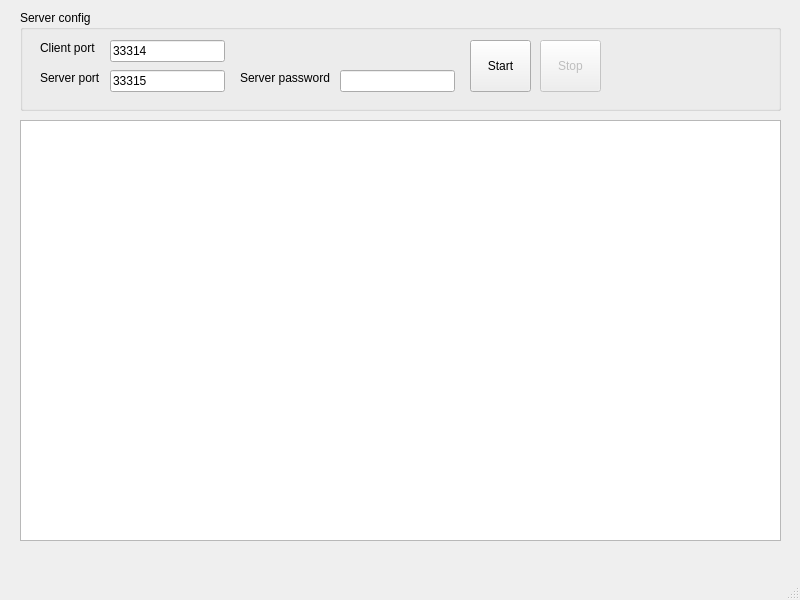
Above: mainwindow.ui from aalesv/FastECU-broker before the change. Below: the same form after it.
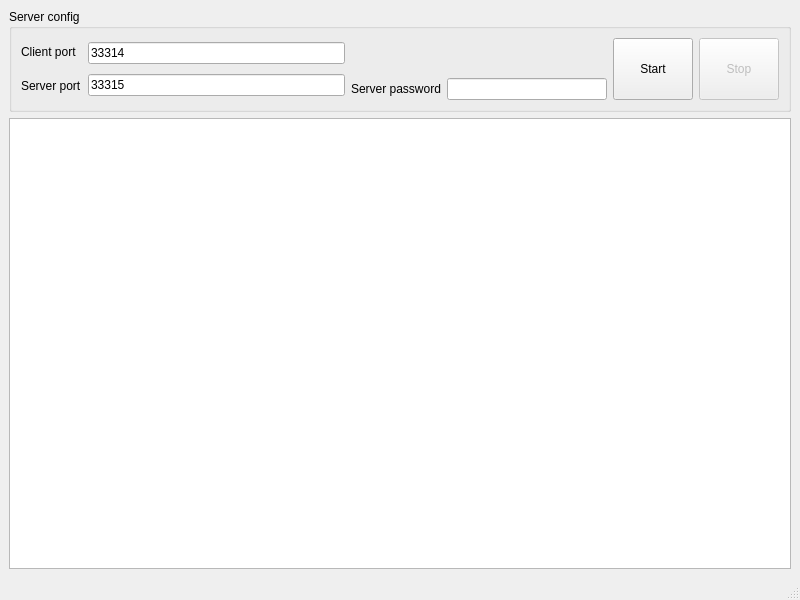
That is the form after the change.

Commit message: Minor UI tweaks and cert+key file not found error

```diff
--- a/mainwindow.ui
+++ b/mainwindow.ui
@@ -29,17 +29,11 @@
    <locale language="English" country="UnitedStates"/>
   </property>
   <widget class="QWidget" name="centralwidget">
+   <layout class="QVBoxLayout" name="verticalLayout_5">
+    <item>
    <widget class="QGroupBox" name="groupBox_server_config">
-    <property name="geometry">
-     <rect>
-      <x>20</x>
-      <y>10</y>
-      <width>761</width>
-      <height>101</height>
-     </rect>
-    </property>
     <property name="sizePolicy">
-     <sizepolicy hsizetype="Preferred" vsizetype="Preferred">
+       <sizepolicy hsizetype="Preferred" vsizetype="Minimum">
       <horstretch>0</horstretch>
       <verstretch>0</verstretch>
      </sizepolicy>
@@ -50,15 +44,11 @@
     <property name="title">
      <string>Server config</string>
     </property>
+      <layout class="QHBoxLayout" name="horizontalLayout_2">
+       <item>
+        <layout class="QVBoxLayout" name="verticalLayout">
+         <item>
     <widget class="QLabel" name="label_client_port">
-     <property name="geometry">
-      <rect>
-       <x>20</x>
-       <y>30</y>
-       <width>70</width>
-       <height>16</height>
-      </rect>
-     </property>
      <property name="autoFillBackground">
       <bool>false</bool>
      </property>
@@ -66,15 +56,9 @@
       <string>Client port</string>
      </property>
     </widget>
+         </item>
+         <item>
     <widget class="QLabel" name="label_server_port">
-     <property name="geometry">
-      <rect>
-       <x>20</x>
-       <y>60</y>
-       <width>70</width>
-       <height>16</height>
-      </rect>
-     </property>
      <property name="autoFillBackground">
       <bool>false</bool>
      </property>
@@ -82,76 +66,52 @@
       <string>Server port</string>
      </property>
     </widget>
+         </item>
+        </layout>
+       </item>
+       <item>
+        <layout class="QVBoxLayout" name="verticalLayout_2">
+         <item>
     <widget class="QLineEdit" name="lineEdit_client_port">
      <property name="enabled">
       <bool>true</bool>
      </property>
-     <property name="geometry">
-      <rect>
-       <x>90</x>
-       <y>30</y>
-       <width>115</width>
-       <height>22</height>
-      </rect>
-     </property>
      <property name="text">
       <string>33314</string>
      </property>
     </widget>
+         </item>
+         <item>
     <widget class="QLineEdit" name="lineEdit_server_port">
      <property name="enabled">
       <bool>true</bool>
      </property>
-     <property name="geometry">
-      <rect>
-       <x>90</x>
-       <y>60</y>
-       <width>115</width>
-       <height>22</height>
-      </rect>
-     </property>
      <property name="text">
       <string>33315</string>
      </property>
     </widget>
-    <widget class="QPushButton" name="pushButton_start">
-     <property name="geometry">
-      <rect>
-       <x>450</x>
-       <y>30</y>
-       <width>61</width>
-       <height>52</height>
-      </rect>
-     </property>
-     <property name="text">
-      <string>Start</string>
-     </property>
-    </widget>
-    <widget class="QPushButton" name="pushButton_stop">
-     <property name="enabled">
-      <bool>false</bool>
-     </property>
-     <property name="geometry">
-      <rect>
-       <x>520</x>
-       <y>30</y>
-       <width>61</width>
-       <height>52</height>
-      </rect>
-     </property>
-     <property name="text">
-      <string>Stop</string>
-     </property>
-    </widget>
+         </item>
+        </layout>
+       </item>
+       <item>
+        <layout class="QVBoxLayout" name="verticalLayout_4">
+         <item>
+          <spacer name="verticalSpacer">
+           <property name="orientation">
+            <enum>Qt::Vertical</enum>
+           </property>
+           <property name="sizeHint" stdset="0">
+            <size>
+             <width>20</width>
+             <height>40</height>
+            </size>
+           </property>
+          </spacer>
+         </item>
+         <item>
+          <layout class="QHBoxLayout" name="horizontalLayout_4">
+           <item>
     <widget class="QLabel" name="label_server_password">
-     <property name="geometry">
-      <rect>
-       <x>220</x>
-       <y>60</y>
-       <width>91</width>
-       <height>16</height>
-      </rect>
-     </property>
      <property name="autoFillBackground">
       <bool>false</bool>
      </property>
@@ -159,36 +119,67 @@
       <string>Server password</string>
      </property>
     </widget>
+           </item>
+           <item>
     <widget class="QLineEdit" name="lineEdit_server_password">
      <property name="enabled">
       <bool>true</bool>
      </property>
-     <property name="geometry">
-      <rect>
-       <x>320</x>
-       <y>60</y>
-       <width>115</width>
-       <height>22</height>
-      </rect>
-     </property>
      <property name="text">
       <string/>
      </property>
     </widget>
-   </widget>
+           </item>
+          </layout>
+         </item>
+        </layout>
+       </item>
+       <item>
+        <widget class="QPushButton" name="pushButton_start">
+         <property name="sizePolicy">
+          <sizepolicy hsizetype="Minimum" vsizetype="Minimum">
+           <horstretch>0</horstretch>
+           <verstretch>0</verstretch>
+          </sizepolicy>
+         </property>
+         <property name="text">
+          <string>Start</string>
+         </property>
+        </widget>
+       </item>
+       <item>
+        <widget class="QPushButton" name="pushButton_stop">
+         <property name="enabled">
+          <bool>false</bool>
+         </property>
+         <property name="sizePolicy">
+          <sizepolicy hsizetype="Minimum" vsizetype="Minimum">
+           <horstretch>0</horstretch>
+           <verstretch>0</verstretch>
+          </sizepolicy>
+         </property>
+         <property name="text">
+          <string>Stop</string>
+         </property>
+        </widget>
+       </item>
+      </layout>
+     </widget>
+    </item>
+    <item>
    <widget class="QPlainTextEdit" name="plainTextEdit_logs">
     <property name="enabled">
      <bool>true</bool>
     </property>
-    <property name="geometry">
-     <rect>
-      <x>20</x>
-      <y>120</y>
-      <width>761</width>
-      <height>421</height>
-     </rect>
-    </property>
-   </widget>
+      <property name="sizePolicy">
+       <sizepolicy hsizetype="Expanding" vsizetype="Expanding">
+        <horstretch>0</horstretch>
+        <verstretch>1</verstretch>
+       </sizepolicy>
+      </property>
+     </widget>
+    </item>
+   </layout>
   </widget>
   <widget class="QMenuBar" name="menubar">
    <property name="geometry">
```
Left out of the diff: 2 changed lines with no effect on the pictures. Lines whose indentation alone changed are shown as unchanged. The commit also changes 3 other files.
